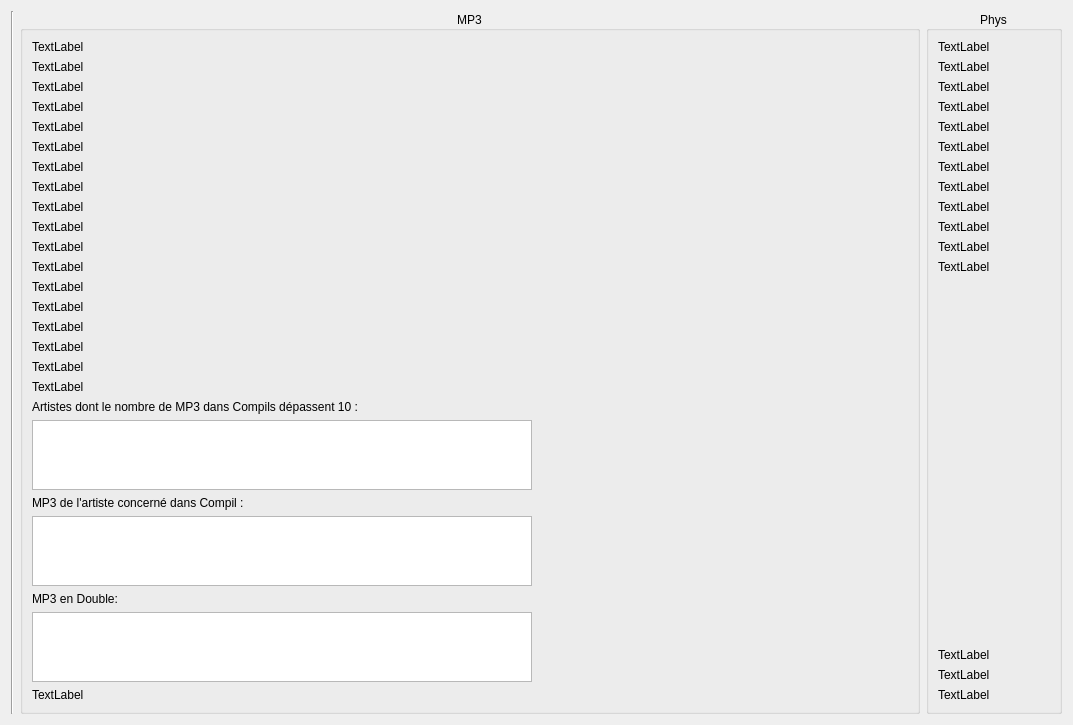
Old version of the form projet-musique/core/ongletstats.ui in the repository toopoormaghell/projet-musique.
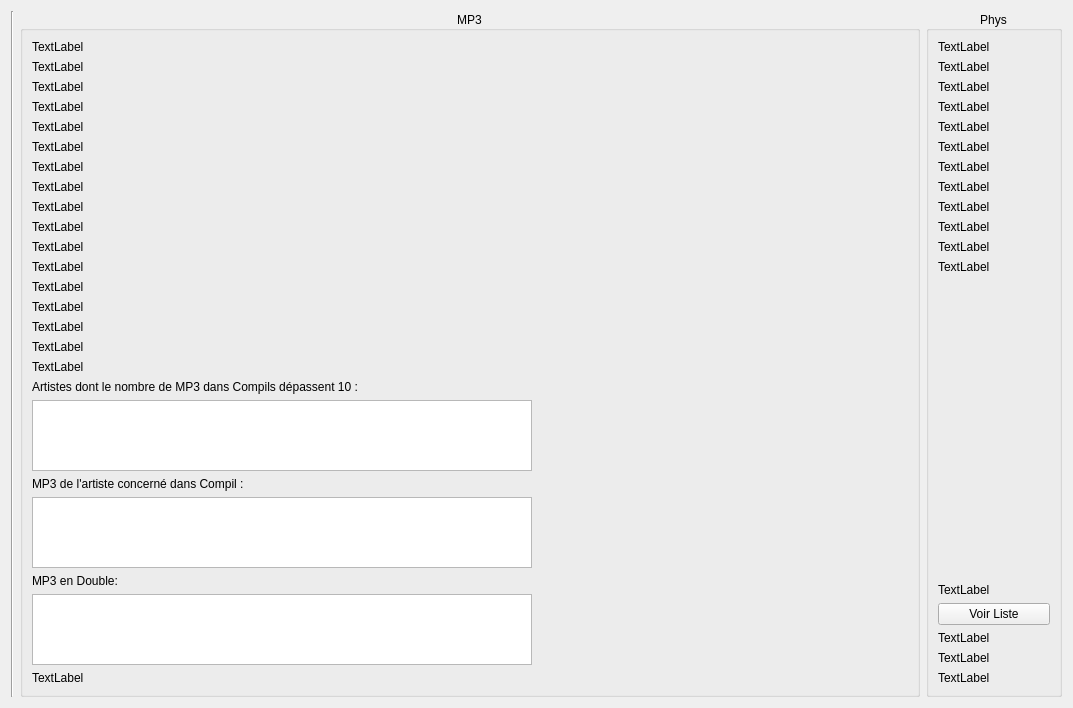
New version of the form.

Commit message: Ajout de nouvelles couleurs pour l'interface. Ajout d' une liste des albums ne possédant pas de MP3 Les catégories des compils de 2000 à 2004 et de 2005 à 2009 ont été fusionné.

Diff of the .ui file:
```diff
--- a/projet-musique/core/ongletstats.ui
+++ b/projet-musique/core/ongletstats.ui
@@ -212,13 +212,6 @@
           </property>
          </widget>
         </item>
-        <item>
-         <widget class="QLabel" name="Nb2005">
-          <property name="text">
-           <string>TextLabel</string>
-          </property>
-         </widget>
-        </item>
         <item>
          <widget class="QLabel" name="Nb2010">
           <property name="text">
@@ -425,6 +418,33 @@
           </property>
          </spacer>
         </item>
+        <item>
+         <widget class="QLabel" name="NbAlbSSMP3">
+          <property name="text">
+           <string>TextLabel</string>
+          </property>
+         </widget>
+        </item>
+        <item>
+         <widget class="QPushButton" name="VoirListeAlbSSMP3">
+          <property name="text">
+           <string>Voir Liste</string>
+          </property>
+         </widget>
+        </item>
+        <item>
+         <spacer name="verticalSpacer">
+          <property name="orientation">
+           <enum>Qt::Vertical</enum>
+          </property>
+          <property name="sizeHint" stdset="0">
+           <size>
+            <width>20</width>
+            <height>40</height>
+           </size>
+          </property>
+         </spacer>
+        </item>
         <item>
          <widget class="QLabel" name="Nb_Chansons">
           <property name="text">
```
The commit also changes 13 other files.
